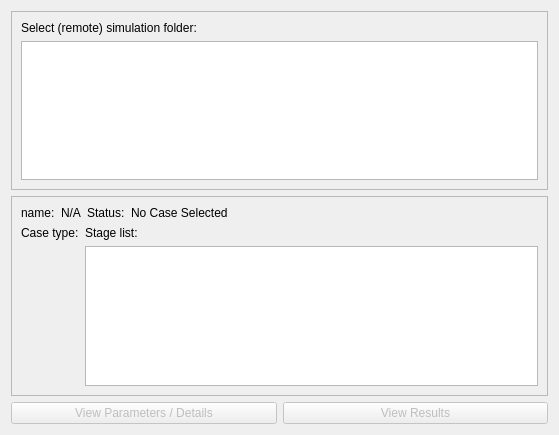
Qt form cwe_guiWidgets/cwe_manage_simulation.ui (NHERI-SimCenter/CWE-Simulation-Tool) before a commit.
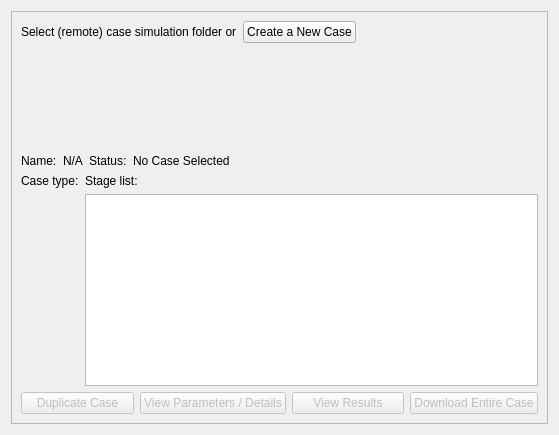
The same form after that commit. Icons and pictures are not drawn. Custom widgets are drawn as their Qt base class.

Commit message: Changed app nav, made cases tab prettier

Diff of the .ui file:
```diff
--- a/cwe_guiWidgets/cwe_manage_simulation.ui
+++ b/cwe_guiWidgets/cwe_manage_simulation.ui
@@ -49,26 +49,9 @@
    <string>Form</string>
   </property>
   <layout class="QGridLayout" name="gridLayout">
-   <item row="4" column="1">
-    <widget class="QPushButton" name="pb_viewResults">
-     <property name="enabled">
-      <bool>false</bool>
-     </property>
-     <property name="text">
-      <string>View Results</string>
-     </property>
-    </widget>
-   </item>
-   <item row="4" column="0">
-    <widget class="QPushButton" name="pb_viewParameters">
-     <property name="enabled">
-      <bool>false</bool>
-     </property>
-     <property name="text">
-      <string>View Parameters / Details</string>
-     </property>
-    </widget>
-   </item>
+   <property name="verticalSpacing">
+    <number>-1</number>
+   </property>
    <item row="0" column="0" colspan="2">
     <widget class="QFrame" name="frame_2">
      <property name="frameShape">
@@ -77,52 +60,134 @@
      <property name="frameShadow">
       <enum>QFrame::Raised</enum>
      </property>
-     <layout class="QGridLayout" name="gridLayout_3">
-      <item row="0" column="0">
+     <layout class="QGridLayout" name="gridlayout_4">
+      <property name="horizontalSpacing">
+       <number>0</number>
+      </property>
+      <item row="0" column="0" rowspan="2">
+       <widget class="QFrame" name="caseCreateFrame">
+        <property name="sizePolicy">
+         <sizepolicy hsizetype="Preferred" vsizetype="Minimum">
+          <horstretch>0</horstretch>
+          <verstretch>0</verstretch>
+         </sizepolicy>
+        </property>
+        <property name="minimumSize">
+         <size>
+          <width>0</width>
+          <height>0</height>
+         </size>
+        </property>
+        <property name="frameShape">
+         <enum>QFrame::NoFrame</enum>
+        </property>
+        <property name="frameShadow">
+         <enum>QFrame::Plain</enum>
+        </property>
+        <layout class="QHBoxLayout" name="horizontalLayout_2">
+         <property name="leftMargin">
+          <number>0</number>
+         </property>
+         <property name="topMargin">
+          <number>0</number>
+         </property>
+         <property name="rightMargin">
+          <number>0</number>
+         </property>
+         <property name="bottomMargin">
+          <number>0</number>
+         </property>
+         <item>
        <widget class="QLabel" name="label">
+           <property name="sizePolicy">
+            <sizepolicy hsizetype="Fixed" vsizetype="Fixed">
+             <horstretch>0</horstretch>
+             <verstretch>0</verstretch>
+            </sizepolicy>
+           </property>
+           <property name="minimumSize">
+            <size>
+             <width>0</width>
+             <height>0</height>
+            </size>
+           </property>
+           <property name="maximumSize">
+            <size>
+             <width>16777215</width>
+             <height>16777215</height>
+            </size>
+           </property>
+           <property name="baseSize">
+            <size>
+             <width>0</width>
+             <height>0</height>
+            </size>
+           </property>
         <property name="text">
-         <string>Select (remote) simulation folder:</string>
+            <string>Select (remote) case simulation folder or</string>
         </property>
        </widget>
       </item>
-      <item row="1" column="0">
-       <widget class="RemoteFileTree" name="treeView">
-        <property name="editTriggers">
-         <set>QAbstractItemView::NoEditTriggers</set>
-        </property>
-       </widget>
-      </item>
+         <item>
+          <widget class="QPushButton" name="pb_createNewCase">
+           <property name="sizePolicy">
+            <sizepolicy hsizetype="Fixed" vsizetype="Fixed">
+             <horstretch>0</horstretch>
+             <verstretch>0</verstretch>
+            </sizepolicy>
+           </property>
+           <property name="text">
+            <string>Create a New Case</string>
+           </property>
+          </widget>
+         </item>
+         <item>
+          <spacer name="horizontalSpacer">
+           <property name="orientation">
+            <enum>Qt::Horizontal</enum>
+           </property>
+           <property name="sizeHint" stdset="0">
+            <size>
+             <width>86</width>
+             <height>20</height>
+            </size>
+           </property>
+          </spacer>
+         </item>
      </layout>
     </widget>
    </item>
-   <item row="3" column="0" colspan="2">
-    <widget class="QFrame" name="frame_3">
+      <item row="4" column="0">
+       <widget class="RemoteFileTree" name="treeView" native="true">
+        <property name="sizePolicy">
+         <sizepolicy hsizetype="Expanding" vsizetype="MinimumExpanding">
+          <horstretch>0</horstretch>
+          <verstretch>0</verstretch>
+         </sizepolicy>
+        </property>
+       </widget>
+      </item>
+      <item row="5" column="0">
+       <widget class="QFrame" name="caseViewFrame">
      <property name="frameShape">
-      <enum>QFrame::StyledPanel</enum>
+         <enum>QFrame::NoFrame</enum>
      </property>
      <property name="frameShadow">
-      <enum>QFrame::Raised</enum>
+         <enum>QFrame::Plain</enum>
      </property>
      <layout class="QGridLayout" name="gridLayout_4">
-      <item row="3" column="0">
-       <widget class="QLabel" name="label_CaseTypeIcon">
-        <property name="maximumSize">
-         <size>
-          <width>150</width>
-          <height>100</height>
-         </size>
-        </property>
-        <property name="text">
-         <string/>
-        </property>
-        <property name="pixmap">
-         <pixmap resource="../cwe_resources.qrc">:/buttons/images/defaultCaseImage.png</pixmap>
-        </property>
-        <property name="scaledContents">
-         <bool>true</bool>
-        </property>
-       </widget>
-      </item>
+         <property name="leftMargin">
+          <number>0</number>
+         </property>
+         <property name="topMargin">
+          <number>0</number>
+         </property>
+         <property name="rightMargin">
+          <number>0</number>
+         </property>
+         <property name="bottomMargin">
+          <number>0</number>
+         </property>
       <item row="2" column="0">
        <widget class="QLabel" name="label_caseTypeTag">
         <property name="text">
@@ -130,26 +195,6 @@
         </property>
        </widget>
       </item>
-      <item row="2" column="1">
-       <widget class="QLabel" name="label_stageListTag">
-        <property name="text">
-         <string>Stage list:</string>
-        </property>
-       </widget>
-      </item>
-      <item row="4" column="0">
-       <spacer name="verticalSpacer">
-        <property name="orientation">
-         <enum>Qt::Vertical</enum>
-        </property>
-        <property name="sizeHint" stdset="0">
-         <size>
-          <width>20</width>
-          <height>40</height>
-         </size>
-        </property>
-       </spacer>
-      </item>
       <item row="0" column="0" colspan="2">
        <widget class="QFrame" name="frame">
         <property name="minimumSize">
@@ -164,6 +209,9 @@
         <property name="frameShadow">
          <enum>QFrame::Raised</enum>
         </property>
+           <property name="lineWidth">
+            <number>-1</number>
+           </property>
         <layout class="QHBoxLayout" name="horizontalLayout">
          <property name="leftMargin">
           <number>0</number>
@@ -186,7 +234,7 @@
             </sizepolicy>
            </property>
            <property name="text">
-            <string>name:</string>
+               <string>Name:</string>
            </property>
           </widget>
          </item>
@@ -223,6 +271,38 @@
         </layout>
        </widget>
       </item>
+         <item row="4" column="0">
+          <spacer name="verticalSpacer">
+           <property name="orientation">
+            <enum>Qt::Vertical</enum>
+           </property>
+           <property name="sizeHint" stdset="0">
+            <size>
+             <width>20</width>
+             <height>40</height>
+            </size>
+           </property>
+          </spacer>
+         </item>
+         <item row="3" column="0">
+          <widget class="QLabel" name="label_CaseTypeIcon">
+           <property name="maximumSize">
+            <size>
+             <width>150</width>
+             <height>100</height>
+            </size>
+           </property>
+           <property name="text">
+            <string/>
+           </property>
+           <property name="pixmap">
+            <pixmap resource="../cwe_resources.qrc">:/buttons/images/defaultCaseImage.png</pixmap>
+           </property>
+           <property name="scaledContents">
+            <bool>true</bool>
+           </property>
+          </widget>
+         </item>
       <item row="3" column="1" rowspan="2">
        <widget class="QListView" name="stageListView">
         <property name="editTriggers">
@@ -230,6 +310,80 @@
         </property>
        </widget>
       </item>
+         <item row="2" column="1">
+          <widget class="QLabel" name="label_stageListTag">
+           <property name="text">
+            <string>Stage list:</string>
+           </property>
+          </widget>
+         </item>
+        </layout>
+       </widget>
+      </item>
+      <item row="6" column="0">
+       <widget class="QFrame" name="caseActionsFrame">
+        <property name="frameShape">
+         <enum>QFrame::NoFrame</enum>
+        </property>
+        <property name="frameShadow">
+         <enum>QFrame::Plain</enum>
+        </property>
+        <layout class="QHBoxLayout" name="horizontalLayout_4">
+         <property name="leftMargin">
+          <number>0</number>
+         </property>
+         <property name="topMargin">
+          <number>0</number>
+         </property>
+         <property name="rightMargin">
+          <number>0</number>
+         </property>
+         <property name="bottomMargin">
+          <number>0</number>
+         </property>
+         <item>
+          <widget class="QPushButton" name="pb_duplicateCase">
+           <property name="enabled">
+            <bool>false</bool>
+           </property>
+           <property name="text">
+            <string>Duplicate Case</string>
+           </property>
+          </widget>
+         </item>
+         <item>
+          <widget class="QPushButton" name="pb_viewParameters">
+           <property name="enabled">
+            <bool>false</bool>
+           </property>
+           <property name="text">
+            <string>View Parameters / Details</string>
+           </property>
+          </widget>
+         </item>
+         <item>
+          <widget class="QPushButton" name="pb_viewResults">
+           <property name="enabled">
+            <bool>false</bool>
+           </property>
+           <property name="text">
+            <string>View Results</string>
+           </property>
+          </widget>
+         </item>
+         <item>
+          <widget class="QPushButton" name="pb_downloadCase">
+           <property name="enabled">
+            <bool>false</bool>
+           </property>
+           <property name="text">
+            <string>Download Entire Case</string>
+           </property>
+          </widget>
+         </item>
+        </layout>
+       </widget>
+      </item>
      </layout>
     </widget>
    </item>
@@ -238,7 +392,7 @@
  <customwidgets>
   <customwidget>
    <class>RemoteFileTree</class>
-   <extends>QTreeView</extends>
+   <extends>QWidget</extends>
    <header>../AgaveExplorer/remoteFileOps/remotefiletree.h</header>
    <container>1</container>
   </customwidget>
```
Lines whose indentation alone changed are shown as unchanged. The commit also changes 3 other files.
